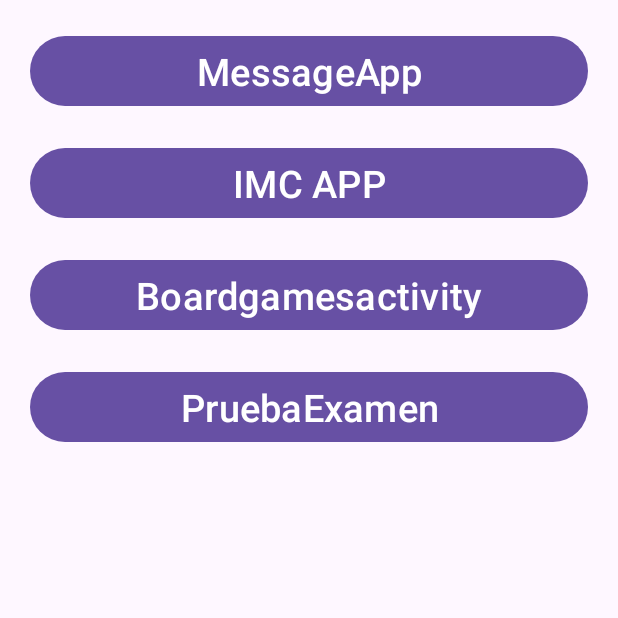
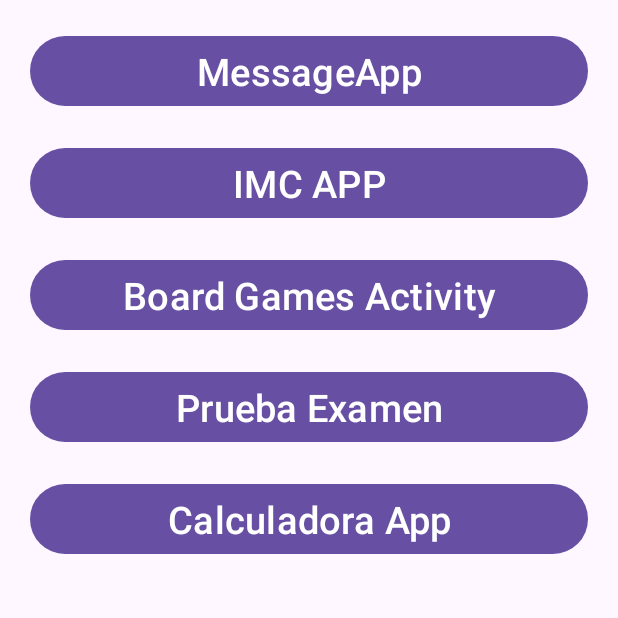
Before and after one commit to SEH0UL/EjercicioPrueba, an Android app: the screen it shows after launch (MenuActivity), on a phone screen of 412 x 824 dp, the top half of it. Run offline under Robolectric (Android 15) with nearby library versions, the phone set to English and light mode, and no system bars.

Commit message:
CalculadoraExamen

```diff
--- a/app/src/main/AndroidManifest.xml
+++ b/app/src/main/AndroidManifest.xml
@@ -12,6 +12,9 @@
         android:supportsRtl="true"
         android:theme="@style/Theme.EjercicioPrueba"
         tools:targetApi="31">
+        <activity
+            android:name=".CalculadoraExam.CalculadoraMain"
+            android:exported="false" />
         <activity
             android:name=".PruebaExamen.PruebaExamen_Main"
             android:exported="false" />
--- a/app/src/main/java/com/sehoul/ejercicioprueba/MenuActivity.kt
+++ b/app/src/main/java/com/sehoul/ejercicioprueba/MenuActivity.kt
@@ -6,6 +6,7 @@ import android.os.Bundle
 import android.widget.Button
 import androidx.appcompat.app.AppCompatActivity
 import com.sehoul.ejercicioprueba.BoardgamesApp.BoardgamesActivity
+import com.sehoul.ejercicioprueba.CalculadoraExam.CalculadoraMain
 import com.sehoul.ejercicioprueba.IMCapp.IMCactivity
 import com.sehoul.ejercicioprueba.MessageApp.MainActivity
 import com.sehoul.ejercicioprueba.PruebaExamen.PruebaExamen_Main
@@ -20,11 +21,18 @@ class MenuActivity : AppCompatActivity() {
         var btnIMCapp = findViewById<Button>(R.id.btnIMCapp)
         var btnBoardgamesApp = findViewById<Button>(R.id.btnBoardgamesApp)
         var btnPruebaExamen = findViewById<Button>(R.id.btnPruebaExamen)
+        var btnCalculadora = findViewById<Button>(R.id.btnCalculadora)
 
         btnMessageApp.setOnClickListener{navigateToMessageApp()}
         btnBoardgamesApp.setOnClickListener{ navigateToBoardgamesApp() }
         btnIMCapp.setOnClickListener{navigateToIMCapp()}
         btnPruebaExamen.setOnClickListener { navigateToPruebaExamen() }
+        btnCalculadora.setOnClickListener { navigateToCalculadoraMain() }
+    }
+
+    private fun navigateToCalculadoraMain() {
+        var intent = Intent (this, CalculadoraMain::class.java)
+        startActivity(intent)
     }
 
     private fun navigateToPruebaExamen(){
--- a/app/src/main/java/com/sehoul/ejercicioprueba/PruebaExamen/PruebaExamen_Main.kt
+++ b/app/src/main/java/com/sehoul/ejercicioprueba/PruebaExamen/PruebaExamen_Main.kt
@@ -72,11 +72,16 @@ class PruebaExamen_Main : AppCompatActivity() {
             if (selectedRadioButtonId != -1) {
                 val selectedRadioButton = dialogView.findViewById<RadioButton>(selectedRadioButtonId)
                 val selectedColor = getColorFromRadioButton(selectedRadioButton.id)
+
                 // Cambiar el color de fondo del TextView seleccionado
                 targetView.setBackgroundColor(selectedColor)
+
+                // Cambiar el texto del TextView al nombre del color
+                targetView.text = selectedRadioButton.text
             }
             dialog.dismiss()
         }
+
 
         dialog.show()
     }
--- a/app/src/main/res/layout/activity_menu.xml
+++ b/app/src/main/res/layout/activity_menu.xml
@@ -13,7 +13,7 @@
         android:id="@+id/btnMessageApp"
         android:layout_width="match_parent"
         android:layout_height="wrap_content"
-        android:text="MessageApp"
+        android:text="@string/messageapp"
         android:textSize="25sp"
         android:layout_marginHorizontal="20dp"
         android:layout_marginTop="20dp"/>
@@ -22,7 +22,7 @@
         android:id="@+id/btnIMCapp"
         android:layout_width="match_parent"
         android:layout_height="wrap_content"
-        android:text="IMC APP"
+        android:text="@string/imc_app"
         android:textSize="25sp"
         android:layout_marginHorizontal="20dp"
         android:layout_marginTop="20dp"/>
@@ -31,7 +31,7 @@
         android:id="@+id/btnBoardgamesApp"
         android:layout_width="match_parent"
         android:layout_height="wrap_content"
-        android:text="Boardgamesactivity"
+        android:text="@string/BoardGamesActivity"
         android:textSize="25sp"
         android:layout_marginHorizontal="20dp"
         android:layout_marginTop="20dp"/>
@@ -40,7 +40,16 @@
         android:id="@+id/btnPruebaExamen"
         android:layout_width="match_parent"
         android:layout_height="wrap_content"
-        android:text="PruebaExamen"
+        android:text="@string/pruebaexamen"
+        android:textSize="25sp"
+        android:layout_marginHorizontal="20dp"
+        android:layout_marginTop="20dp"/>
+
+    <Button
+        android:id="@+id/btnCalculadora"
+        android:layout_width="match_parent"
+        android:layout_height="wrap_content"
+        android:text="@string/calculadora_app"
         android:textSize="25sp"
         android:layout_marginHorizontal="20dp"
         android:layout_marginTop="20dp"/>
--- a/app/src/main/res/layout/dialog_pruebaexamen.xml
+++ b/app/src/main/res/layout/dialog_pruebaexamen.xml
@@ -5,6 +5,7 @@
     xmlns:app="http://schemas.android.com/apk/res-auto"
     android:background="@color/pink_dialog"
     android:orientation="vertical"
+    android:gravity="center"
     android:padding="16dp">
 
     <TextView
@@ -20,7 +21,7 @@
 
     <RadioGroup
         android:id="@+id/rgCategories"
-        android:layout_width="match_parent"
+        android:layout_width="wrap_content"
         android:layout_height="wrap_content">
 
         <!-- Blanco -->
--- a/app/src/main/res/values/strings.xml
+++ b/app/src/main/res/values/strings.xml
@@ -27,4 +27,12 @@
     <string name="dialog_legacy_category">Legacy</string>
     <string name="dialog_lcg_category">LCG</string>
     <string name="txtChangeColor">Aplicar Color</string>
+    <string name="pruebaexamen">Prueba Examen</string>
+    <string name="BoardGamesActivity">Board Games Activity</string>
+    <string name="calculadora_app">Calculadora App</string>
+    <string name="imc_app">IMC APP</string>
+    <string name="messageapp">MessageApp</string>
+    <string name="Calcutreladora">Calcutreladora</string>
+    <string name="Calculadora">Calculadora</string>
+    <string name="primerNumero">Escribe un número</string>
 </resources>
```
Also changed, not shown: app/src/main/java/com/sehoul/ejercicioprueba/CalculadoraExam/CalculadoraMain.kt (added, +21 -0 lines), app/src/main/res/layout/activity_calculadora_main.xml (added, +70 -0 lines), app/src/main/res/values/themes.xml (+13 -0 lines).
